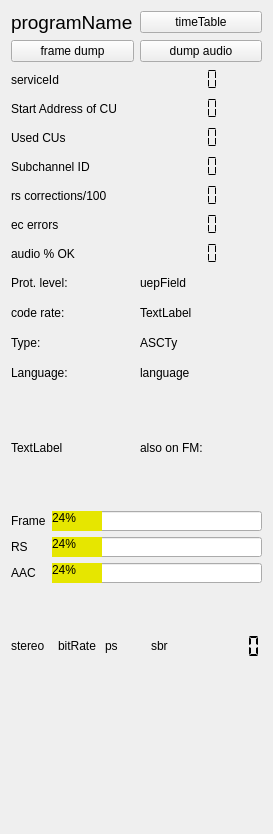
First picture: the form in qt-dab-6.9/forms-v7/technical_data.ui, repository JvanKatwijk/qt-dab, before the edit.
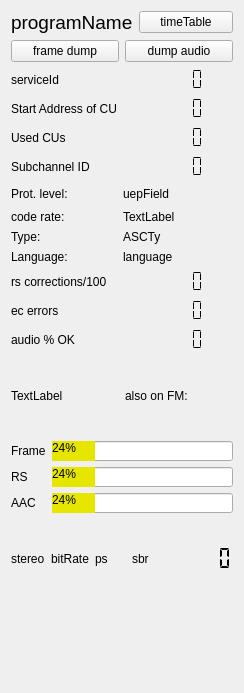
Second picture: the form after the edit. Custom widgets are drawn as their Qt base class.

Diff of the .ui file:
```diff
--- a/qt-dab-6.9/forms-v7/technical_data.ui
+++ b/qt-dab-6.9/forms-v7/technical_data.ui
@@ -6,8 +6,8 @@
    <rect>
     <x>0</x>
     <y>0</y>
-    <width>273</width>
-    <height>834</height>
+    <width>244</width>
+    <height>693</height>
    </rect>
   </property>
   <property name="windowTitle">
@@ -145,70 +145,6 @@
       </widget>
      </item>
      <item row="4" column="0">
-      <widget class="QLabel" name="label_4">
-       <property name="text">
-        <string>rs corrections/100</string>
-       </property>
-      </widget>
-     </item>
-     <item row="4" column="1">
-      <widget class="QLCDNumber" name="rsCorrections">
-       <property name="toolTip">
-        <string>The number of corrections made by the reed-solomon algorithm over 10 DAB+ frames (so the number does not relate to the classic DAB/MP2 frames)</string>
-       </property>
-       <property name="frameShape">
-        <enum>QFrame::Shape::NoFrame</enum>
-       </property>
-       <property name="segmentStyle">
-        <enum>QLCDNumber::SegmentStyle::Flat</enum>
-       </property>
-      </widget>
-     </item>
-     <item row="5" column="0">
-      <widget class="QLabel" name="label_11">
-       <property name="text">
-        <string>ec errors </string>
-       </property>
-      </widget>
-     </item>
-     <item row="5" column="1">
-      <widget class="QLCDNumber" name="ecCorrections">
-       <property name="toolTip">
-        <string>&lt;html&gt;&lt;head/&gt;&lt;body&gt;&lt;p&gt;RS decoding/recovery uses parity bits. If, however, a parity bit is faulty, recovery of errors may lead to introducing errors. The crc check following the recovery should reveal that.&lt;/p&gt;&lt;/body&gt;&lt;/html&gt;</string>
-       </property>
-       <property name="frameShape">
-        <enum>QFrame::Shape::NoFrame</enum>
-       </property>
-       <property name="segmentStyle">
-        <enum>QLCDNumber::SegmentStyle::Flat</enum>
-       </property>
-      </widget>
-     </item>
-     <item row="6" column="0">
-      <widget class="QLabel" name="missedLabel">
-       <property name="text">
-        <string>audio % OK</string>
-       </property>
-      </widget>
-     </item>
-     <item row="6" column="1">
-      <widget class="QLCDNumber" name="missedSamples">
-       <property name="toolTip">
-        <string>&lt;html&gt;&lt;head/&gt;&lt;body&gt;&lt;p&gt;The audiohandler runs with its own clock. If less than the requested number of&lt;/p&gt;&lt;p&gt;audiosamples is passed on, the percentage = shown here - will drop accordingly.&lt;/p&gt;&lt;/body&gt;&lt;/html&gt;</string>
-       </property>
-       <property name="frameShape">
-        <enum>QFrame::Shape::NoFrame</enum>
-       </property>
-       <property name="segmentStyle">
-        <enum>QLCDNumber::SegmentStyle::Flat</enum>
-       </property>
-      </widget>
-     </item>
-    </layout>
-   </item>
-   <item>
-    <layout class="QGridLayout" name="gridLayout_2">
-     <item row="0" column="0">
       <widget class="QLabel" name="label_5">
        <property name="minimumSize">
         <size>
@@ -221,7 +157,7 @@
        </property>
       </widget>
      </item>
-     <item row="0" column="1">
+     <item row="4" column="1">
       <widget class="QLabel" name="uepField">
        <property name="minimumSize">
         <size>
@@ -240,28 +176,28 @@
        </property>
       </widget>
      </item>
-     <item row="1" column="0">
+     <item row="5" column="0">
       <widget class="QLabel" name="label_12">
        <property name="text">
         <string>code rate:</string>
        </property>
       </widget>
      </item>
-     <item row="1" column="1">
+     <item row="5" column="1">
       <widget class="QLabel" name="codeRate">
        <property name="text">
         <string>TextLabel</string>
        </property>
       </widget>
      </item>
-     <item row="2" column="0">
+     <item row="6" column="0">
       <widget class="QLabel" name="label_8">
        <property name="text">
         <string>Type:</string>
        </property>
       </widget>
      </item>
-     <item row="2" column="1">
+     <item row="6" column="1">
       <widget class="QLabel" name="ASCTy">
        <property name="frameShape">
         <enum>QFrame::Shape::NoFrame</enum>
@@ -271,14 +207,14 @@
        </property>
       </widget>
      </item>
-     <item row="3" column="0">
+     <item row="7" column="0">
       <widget class="QLabel" name="label_9">
        <property name="text">
         <string>Language:</string>
        </property>
       </widget>
      </item>
-     <item row="3" column="1">
+     <item row="7" column="1">
       <widget class="QLabel" name="language">
        <property name="toolTip">
         <string>&lt;html&gt;&lt;head/&gt;&lt;body&gt;&lt;p&gt;Language (defined by provider)&lt;/p&gt;&lt;/body&gt;&lt;/html&gt;</string>
@@ -291,6 +227,66 @@
        </property>
       </widget>
      </item>
+     <item row="8" column="0">
+      <widget class="QLabel" name="label_4">
+       <property name="text">
+        <string>rs corrections/100</string>
+       </property>
+      </widget>
+     </item>
+     <item row="8" column="1">
+      <widget class="QLCDNumber" name="rsCorrections">
+       <property name="toolTip">
+        <string>The number of corrections made by the reed-solomon algorithm over 10 DAB+ frames (so the number does not relate to the classic DAB/MP2 frames)</string>
+       </property>
+       <property name="frameShape">
+        <enum>QFrame::Shape::NoFrame</enum>
+       </property>
+       <property name="segmentStyle">
+        <enum>QLCDNumber::SegmentStyle::Flat</enum>
+       </property>
+      </widget>
+     </item>
+     <item row="9" column="0">
+      <widget class="QLabel" name="label_11">
+       <property name="text">
+        <string>ec errors </string>
+       </property>
+      </widget>
+     </item>
+     <item row="9" column="1">
+      <widget class="QLCDNumber" name="ecCorrections">
+       <property name="toolTip">
+        <string>&lt;html&gt;&lt;head/&gt;&lt;body&gt;&lt;p&gt;RS decoding/recovery uses parity bits. If, however, a parity bit is faulty, recovery of errors may lead to introducing errors. The crc check following the recovery should reveal that.&lt;/p&gt;&lt;/body&gt;&lt;/html&gt;</string>
+       </property>
+       <property name="frameShape">
+        <enum>QFrame::Shape::NoFrame</enum>
+       </property>
+       <property name="segmentStyle">
+        <enum>QLCDNumber::SegmentStyle::Flat</enum>
+       </property>
+      </widget>
+     </item>
+     <item row="10" column="0">
+      <widget class="QLabel" name="missedLabel">
+       <property name="text">
+        <string>audio % OK</string>
+       </property>
+      </widget>
+     </item>
+     <item row="10" column="1">
+      <widget class="QLCDNumber" name="missedSamples">
+       <property name="toolTip">
+        <string>&lt;html&gt;&lt;head/&gt;&lt;body&gt;&lt;p&gt;The audiohandler runs with its own clock. If less than the requested number of&lt;/p&gt;&lt;p&gt;audiosamples is passed on, the percentage = shown here - will drop accordingly.&lt;/p&gt;&lt;/body&gt;&lt;/html&gt;</string>
+       </property>
+       <property name="frameShape">
+        <enum>QFrame::Shape::NoFrame</enum>
+       </property>
+       <property name="segmentStyle">
+        <enum>QLCDNumber::SegmentStyle::Flat</enum>
+       </property>
+      </widget>
+     </item>
     </layout>
    </item>
    <item>
```
Left out of the diff: 1 changed line with no effect on the pictures.
